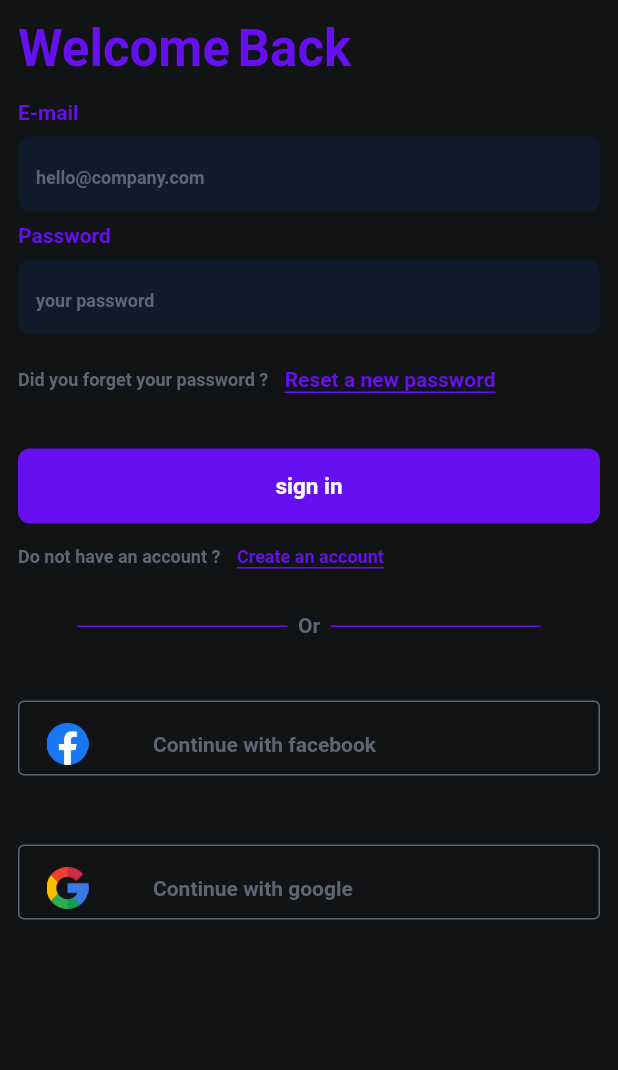
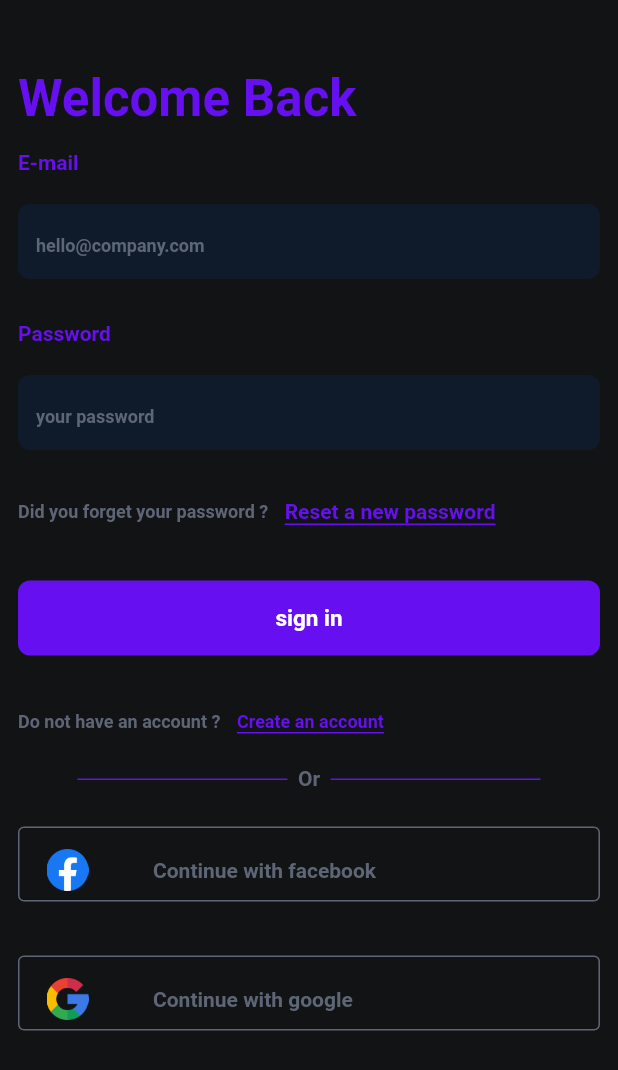
Before and after one commit to Mohamed-Ash/mo_hany_sotre, a Flutter app: the screen it shows after launch, on a phone screen of 412 x 824 dp. Shown: the top 1070 px of the screen. Run offline on Flutter 3.47's test engine with Material 2 defaults, Android fonts, the phone set to English and light mode, and no system bars; our stand-ins replace firebase_auth, firebase_core, flutter_bloc, google_sign_in, image_picker; missing offline and left inert: image_preview; accounts and stored records are empty; Roboto replaces fonts that are missing (Montserrat).

Commit message:
Update login_page.dart

```diff
--- a/lib/core/auth/login/login_page.dart
+++ b/lib/core/auth/login/login_page.dart
@@ -1,4 +1,7 @@
 
+// ignore_for_file: avoid_print
+
+import 'package:firebase_auth/firebase_auth.dart';
 import 'package:flutter/material.dart';
 import 'package:m_hany_store/core/form_fields/button_form_feilds.dart';
 import 'package:m_hany_store/core/routes/string_route.dart';
@@ -11,38 +14,26 @@ class LoginPage extends UserInterface{
   final  emailController = TextEditingController();
   final  passwordController = TextEditingController();
 
+  final user = FirebaseAuth.instance.currentUser;
+
+
   LoginPage({Key? key}) : super(key: key);
 
   @override
   Widget buildBody(BuildContext context) {
     return SingleChildScrollView(
       child: Padding(
-        padding: const EdgeInsets.all(12.0),
+        padding: const EdgeInsets.fromLTRB(12,45,12,0),
         child: Column(
           crossAxisAlignment: CrossAxisAlignment.start,
           children: [
-            Row(
-              children: [
             Text(
-                  'Welcome',
+              'Welcome Back',
               style: getBoldStyle(
                 color: ColorTheme.primary,
                 dDecoration: TextDecoration.none,
                 fontSize: 34,
               ),
-                ),
-                const SizedBox(
-                    width: 5,
-                  ),
-                  Text(
-                    'Back ',
-                    style: getBoldStyle(
-                      color: ColorTheme.primary,
-                      fontSize: 34,
-                      dDecoration: TextDecoration.none
-                  ),
-                ),
-              ],
             ),
             const SizedBox(
               height: 15,
@@ -55,7 +46,7 @@ class LoginPage extends UserInterface{
               ),
             ),
             const SizedBox(
-              height: 8,
+              height: 20,
             ),
             Container(
               height: 50,
@@ -71,7 +62,7 @@ class LoginPage extends UserInterface{
               ),
             ),
             const SizedBox(
-              height: 8,
+              height: 28,
             ),
             Text(
               'Password',
@@ -81,7 +72,7 @@ class LoginPage extends UserInterface{
               ),
             ),
             const SizedBox(
-              height: 8,
+              height: 20,
             ),
             Container(
               height: 50,
@@ -91,13 +82,13 @@ class LoginPage extends UserInterface{
                 borderRadius: BorderRadius.circular(8),
               ),
               child:  FormFeilds.textField(
-                controller: emailController,
+                controller: passwordController,
                 keyboardType: TextInputType.emailAddress,
                 hintText: 'your password',
               ),
             ),
             const SizedBox(
-              height: 22,
+              height: 33,
             ),
              Row(
               children: [
@@ -138,9 +129,8 @@ class LoginPage extends UserInterface{
             Padding(
               padding: const EdgeInsets.fromLTRB(0, 15, 0, 15),
               child: InkWell(
-                onTap: (){
-                //  postRegister();
-                Navigator.pushNamed(context, appPageLayout);
+                onTap: ()async{
+                  buildLoginUser();
                 },
                 child: FormFeilds.buttonFormField(
                   title:'sign in',
@@ -151,13 +141,7 @@ class LoginPage extends UserInterface{
                 ),
               ),
             ),
-            /* const Padding(
-              padding:  EdgeInsets.fromLTRB(0, 20, 0, 15),
-              child: Divider(
-                color: ColorTheme.primary,
-                thickness: 1,
-              ),
-            ), */
+            const SizedBox(height: 22,),
             Row(
               children: [
                 Text(
@@ -193,7 +177,7 @@ class LoginPage extends UserInterface{
                 ),
               ],
             ),
-            const SizedBox(height: 30,),
+            const SizedBox(height: 22,),
             Row(
               mainAxisAlignment: MainAxisAlignment.center,
               children:  [
@@ -227,12 +211,12 @@ class LoginPage extends UserInterface{
                 ),
               ],
             ),
-            const SizedBox(height: 30,),
+            const SizedBox(height: 12,),
             FormFeilds.continueWith(
               title: 'Continue with facebook',
               assetImage: 'assets/images/facebook.png',
             ),
-            const SizedBox(height: 22,),
+            const SizedBox(height: 12,),
             FormFeilds.continueWith(
               title: 'Continue with google',
               assetImage: 'assets/images/google.png',
@@ -242,4 +226,22 @@ class LoginPage extends UserInterface{
       ),
     );
   }
+   buildLoginUser()async{
+    try {
+      UserCredential serCredential  = await FirebaseAuth.instance.signInWithEmailAndPassword(
+        email: emailController.text,
+        password: passwordController.text,
+
+      );
+      print(serCredential.user!.emailVerified);
+    } on FirebaseAuthException catch (e) {
+      if (e.code == 'weak-password') {
+        print('The password provided is too weak.');
+      } else if (e.code == 'email-already-in-use') {
+        print('The account already exists for that email.');
       }
+    } catch (e) {
+      print(e);
+    }
+  }
+}
```
Lines whose indentation alone changed are shown as unchanged.
